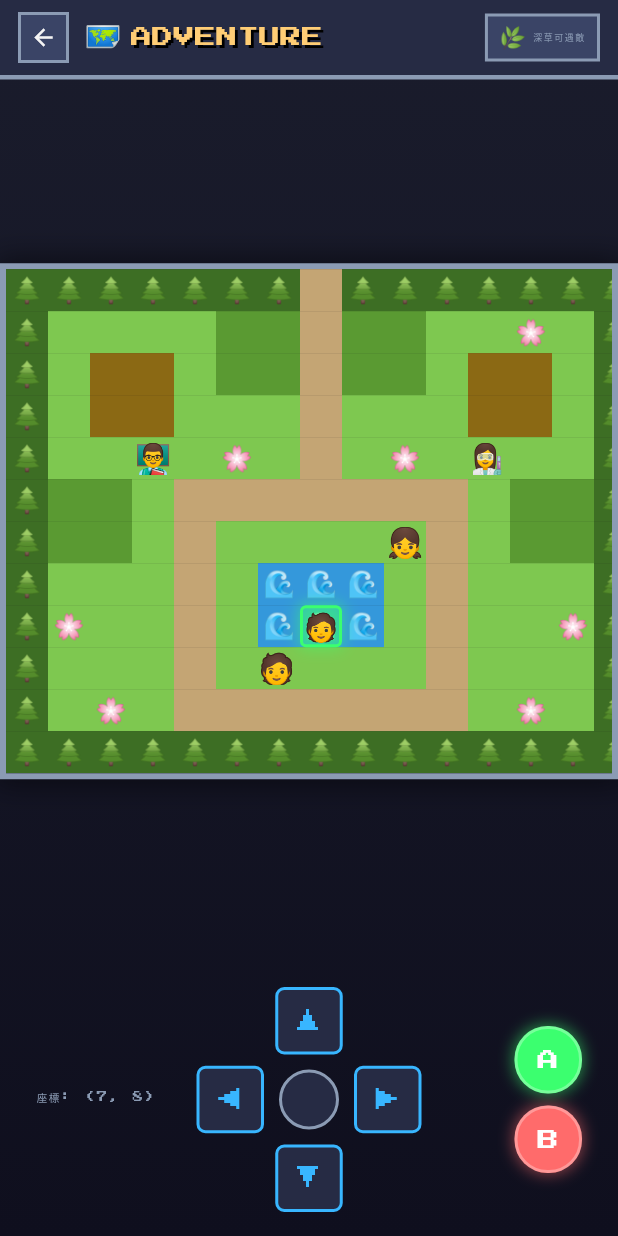
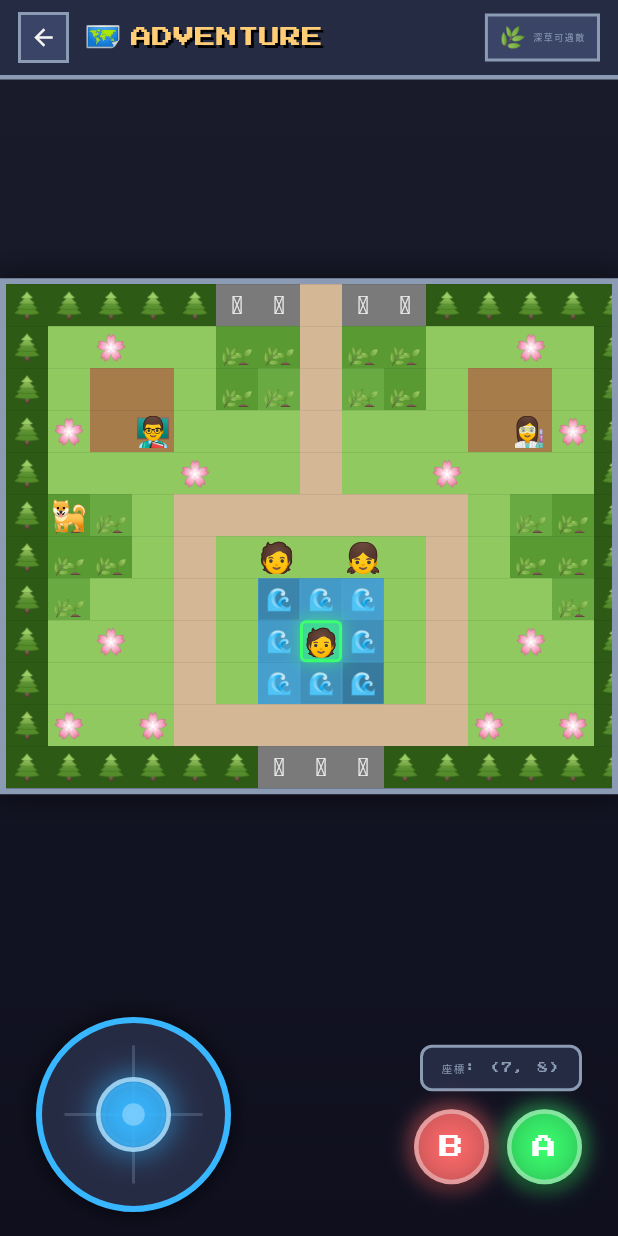
Before and after one commit to pcfat/math-quest, a Flutter app: the AdventureScreen screen opened directly, on a phone screen of 412 x 824 dp. Run offline on Flutter 3.47's test engine with Material 3 defaults, Android fonts, the phone set to English and light mode, and no system bars; our stand-ins replace shared_preferences; accounts and stored records are empty.

Commit message:
🕹️ Replace D-pad with joystick + improve map visuals
Joystick:
- Virtual analog joystick control
- Smooth 360° movement detection
- Dead zone in center
- Glowing knob with visual feedback

Map improvements:
- More tile types (grass variants, stones)
- Water animation (wave effect)
- Tall grass with 🌿🌱 decorations
- More NPCs with dialog hints
- Brighter, more vibrant colors

Controls:
- A/B action buttons
- Coordinate display
- Grass warning indicator

```diff
--- a/lib/screens/adventure_screen.dart
+++ b/lib/screens/adventure_screen.dart
@@ -32,32 +32,34 @@ class _AdventureScreenState extends State<AdventureScreen>
   // 動畫
   late AnimationController _walkController;
   late AnimationController _encounterController;
+  late AnimationController _waterController;
   bool _showEncounter = false;
   bool _isMoving = false;
 
-  // 地圖圖層
-  // 0=草地, 1=深草(可遇敵), 2=花, 3=樹, 4=水, 5=路, 6=建築, 7=門, 8=柵欄
+  // 地圖圖層 (更豐富的地圖)
+  // 0=草地, 1=深草(可遇敵), 2=花, 3=樹, 4=水, 5=路, 6=建築, 7=門, 8=石頭, 9=草叢2
   final List<List<int>> _groundLayer = [
-    [3, 3, 3, 3, 3, 3, 3, 7, 3, 3, 3, 3, 3, 3, 3],
-    [3, 0, 0, 0, 0, 1, 1, 5, 1, 1, 0, 0, 2, 0, 3],
-    [3, 0, 6, 6, 0, 1, 1, 5, 1, 1, 0, 6, 6, 0, 3],
-    [3, 0, 6, 6, 0, 0, 0, 5, 0, 0, 0, 6, 6, 0, 3],
-    [3, 0, 0, 0, 0, 2, 0, 5, 0, 2, 0, 0, 0, 0, 3],
-    [3, 1, 1, 0, 5, 5, 5, 5, 5, 5, 5, 0, 1, 1, 3],
-    [3, 1, 1, 0, 5, 0, 0, 0, 0, 0, 5, 0, 1, 1, 3],
+    [3, 3, 3, 3, 3, 8, 8, 7, 8, 8, 3, 3, 3, 3, 3],
+    [3, 0, 2, 0, 0, 1, 1, 5, 1, 1, 0, 0, 2, 0, 3],
+    [3, 0, 6, 6, 0, 1, 9, 5, 9, 1, 0, 6, 6, 0, 3],
+    [3, 2, 6, 6, 0, 0, 0, 5, 0, 0, 0, 6, 6, 2, 3],
+    [3, 0, 0, 0, 2, 0, 0, 5, 0, 0, 2, 0, 0, 0, 3],
+    [3, 1, 9, 0, 5, 5, 5, 5, 5, 5, 5, 0, 9, 1, 3],
+    [3, 1, 1, 0, 5, 0, 2, 0, 2, 0, 5, 0, 1, 1, 3],
+    [3, 9, 0, 0, 5, 0, 4, 4, 4, 0, 5, 0, 0, 9, 3],
+    [3, 0, 2, 0, 5, 0, 4, 4, 4, 0, 5, 0, 2, 0, 3],
     [3, 0, 0, 0, 5, 0, 4, 4, 4, 0, 5, 0, 0, 0, 3],
-    [3, 2, 0, 0, 5, 0, 4, 4, 4, 0, 5, 0, 0, 2, 3],
-    [3, 0, 0, 0, 5, 0, 0, 0, 0, 0, 5, 0, 0, 0, 3],
-    [3, 0, 2, 0, 5, 5, 5, 5, 5, 5, 5, 0, 2, 0, 3],
-    [3, 3, 3, 3, 3, 3, 3, 3, 3, 3, 3, 3, 3, 3, 3],
+    [3, 2, 0, 2, 5, 5, 5, 5, 5, 5, 5, 2, 0, 2, 3],
+    [3, 3, 3, 3, 3, 3, 8, 8, 8, 3, 3, 3, 3, 3, 3],
   ];
 
   // NPC 位置
   final List<Map<String, dynamic>> _npcs = [
-    {'x': 3, 'y': 4, 'emoji': '👨‍🏫', 'name': '數學老師'},
-    {'x': 11, 'y': 4, 'emoji': '👩‍🔬', 'name': '科學老師'},
-    {'x': 6, 'y': 9, 'emoji': '🧑‍🎓', 'name': '學生'},
-    {'x': 9, 'y': 6, 'emoji': '👧', 'name': '同學'},
+    {'x': 3, 'y': 3, 'emoji': '👨‍🏫', 'name': '數學老師', 'dialog': '努力學習數學吧！'},
+    {'x': 12, 'y': 3, 'emoji': '👩‍🔬', 'name': '科學老師', 'dialog': '科學和數學密不可分！'},
+    {'x': 6, 'y': 6, 'emoji': '🧑‍🎓', 'name': '學生A', 'dialog': '這裡的草叢有怪物！'},
+    {'x': 8, 'y': 6, 'emoji': '👧', 'name': '學生B', 'dialog': '小心深色草叢！'},
+    {'x': 1, 'y': 5, 'emoji': '🐕', 'name': '小狗', 'dialog': '汪汪！'},
   ];
 
   // 怪物列表
@@ -69,27 +71,28 @@ class _AdventureScreenState extends State<AdventureScreen>
     Monster(name: '幾何巨人', emoji: '🗿', minLevel: 5, maxLevel: 10),
   ];
 
-  // Tile 顏色和 emoji
+  // Tile 顏色和 emoji (更豐富)
   final Map<int, Color> _tileColors = {
-    0: const Color(0xFF7ec850), // 草地
+    0: const Color(0xFF90c960), // 草地 (更亮)
     1: const Color(0xFF5a9a32), // 深草
-    2: const Color(0xFF7ec850), // 花 (草地底色)
-    3: const Color(0xFF3d6e24), // 樹
-    4: const Color(0xFF3498db), // 水
-    5: const Color(0xFFc4a574), // 路
-    6: const Color(0xFF8b6914), // 建築
-    7: const Color(0xFFc4a574), // 門
-    8: const Color(0xFF6b4423), // 柵欄
+    2: const Color(0xFF90c960), // 花 (草地底色)
+    3: const Color(0xFF2d5a14), // 樹 (更深)
+    4: const Color(0xFF4aa8d8), // 水 (更亮)
+    5: const Color(0xFFd4b896), // 路 (更亮)
+    6: const Color(0xFFa67c4a), // 建築 (更亮)
+    7: const Color(0xFFd4b896), // 門
+    8: const Color(0xFF7a7a7a), // 石頭
+    9: const Color(0xFF6aaa42), // 草叢2 (中等綠)
   };
 
-  final Map<int, String> _tileEmoji = {
+  final Map<int, String> _tileEmojis = {
     2: '🌸', // 花
     3: '🌲', // 樹
-    4: '🌊', // 水 (動畫用)
+    8: '🪨', // 石頭
   };
 
   // 可通行的 tile
-  final Set<int> _walkableTiles = {0, 1, 2, 5, 7};
+  final Set<int> _walkableTiles = {0, 1, 2, 5, 7, 9};
 
   @override
   void initState() {
@@ -104,6 +107,11 @@ class _AdventureScreenState extends State<AdventureScreen>
       vsync: this,
     );
 
+    _waterController = AnimationController(
+      duration: const Duration(milliseconds: 1000),
+      vsync: this,
+    )..repeat();
+
     _resetEncounterSteps();
   }
 
@@ -111,6 +119,7 @@ class _AdventureScreenState extends State<AdventureScreen>
   void dispose() {
     _walkController.dispose();
     _encounterController.dispose();
+    _waterController.dispose();
     super.dispose();
   }
 
@@ -357,7 +366,54 @@ class _AdventureScreenState extends State<AdventureScreen>
   Widget _buildTile(int x, int y) {
     final tileType = _groundLayer[y][x];
     final color = _tileColors[tileType] ?? Colors.grey;
-    final emoji = _tileEmoji[tileType];
+    final emoji = _tileEmojis[tileType];
+
+    // 水波動畫
+    if (tileType == 4) {
+      return AnimatedBuilder(
+        animation: _waterController,
+        builder: (context, child) {
+          final wave = math.sin(_waterController.value * math.pi * 2 + x + y) * 0.15;
+          return Container(
+            width: _tileSize,
+            height: _tileSize,
+            decoration: BoxDecoration(
+              color: color.withOpacity(0.8 + wave),
+              border: Border.all(color: color.withOpacity(0.5), width: 0.5),
+            ),
+            child: Center(
+              child: Text('🌊', style: TextStyle(fontSize: _tileSize * 0.5)),
+            ),
+          );
+        },
+      );
+    }
+
+    // 深草擺動
+    if (tileType == 1 || tileType == 9) {
+      return Container(
+        width: _tileSize,
+        height: _tileSize,
+        decoration: BoxDecoration(
+          color: color,
+          border: Border.all(color: color.withOpacity(0.7), width: 0.5),
+        ),
+        child: Stack(
+          children: [
+            Positioned(
+              bottom: 0,
+              left: _tileSize * 0.1,
+              child: Text('🌿', style: TextStyle(fontSize: _tileSize * 0.4)),
+            ),
+            Positioned(
+              bottom: 0,
+              right: _tileSize * 0.1,
+              child: Text('🌱', style: TextStyle(fontSize: _tileSize * 0.35)),
+            ),
+          ],
+        ),
+      );
+    }
 
     return Container(
       width: _tileSize,
@@ -424,18 +480,30 @@ class _AdventureScreenState extends State<AdventureScreen>
     return Container(
       padding: const EdgeInsets.symmetric(vertical: 16, horizontal: 24),
       child: Row(
-        mainAxisAlignment: MainAxisAlignment.center,
+        mainAxisAlignment: MainAxisAlignment.spaceBetween,
         children: [
-          // 左邊資訊
-          Expanded(
+          // 搖杆
+          _buildJoystick(),
+
+          // 右邊資訊 + A/B 按鈕
+          Column(
+            crossAxisAlignment: CrossAxisAlignment.end,
+            children: [
+              // 資訊
+              Container(
+                padding: const EdgeInsets.symmetric(horizontal: 12, vertical: 8),
+                decoration: BoxDecoration(
+                  color: PixelTheme.bgMid,
+                  border: Border.all(color: PixelTheme.textDim, width: 2),
+                  borderRadius: BorderRadius.circular(8),
+                ),
                 child: Column(
-              crossAxisAlignment: CrossAxisAlignment.start,
+                  crossAxisAlignment: CrossAxisAlignment.end,
                   children: [
                     Text(
                       '座標: ($_playerX, $_playerY)',
                       style: PixelTheme.pixelText(size: 7, color: PixelTheme.textDim),
                     ),
-                const SizedBox(height: 4),
                     if (_groundLayer[_playerY][_playerX] == 1)
                       Text(
                         '⚠️ 深草區域！',
@@ -444,113 +512,184 @@ class _AdventureScreenState extends State<AdventureScreen>
                   ],
                 ),
               ),
-
-          // D-Pad
-          SizedBox(
-            width: 150,
-            height: 150,
-            child: Stack(
-              alignment: Alignment.center,
+              const SizedBox(height: 12),
+              // A/B 按鈕
+              Row(
                 children: [
-                // 上
-                Positioned(
-                  top: 0,
-                  child: _buildDPadButton('▲', 3),
-                ),
-                // 下
-                Positioned(
-                  bottom: 0,
-                  child: _buildDPadButton('▼', 0),
-                ),
-                // 左
-                Positioned(
-                  left: 0,
-                  child: _buildDPadButton('◀', 1),
-                ),
-                // 右
-                Positioned(
-                  right: 0,
-                  child: _buildDPadButton('▶', 2),
-                ),
-                // 中心
-                Container(
-                  width: 40,
-                  height: 40,
-                  decoration: BoxDecoration(
-                    color: PixelTheme.bgMid,
-                    borderRadius: BorderRadius.circular(20),
-                    border: Border.all(color: PixelTheme.textDim, width: 2),
-                  ),
+                  _buildActionButton('B', PixelTheme.error, () => Navigator.pop(context)),
+                  const SizedBox(width: 12),
+                  _buildActionButton('A', PixelTheme.primary, () {}),
+                ],
               ),
             ],
-            ),
-          ),
-
-          // 右邊 A/B 按鈕
-          Expanded(
-            child: Column(
-              crossAxisAlignment: CrossAxisAlignment.end,
-              children: [
-                _buildActionButton('A', PixelTheme.primary, () {}),
-                const SizedBox(height: 8),
-                _buildActionButton('B', PixelTheme.error, () => Navigator.pop(context)),
-              ],
-            ),
           ),
         ],
       ),
     );
   }
 
-  Widget _buildDPadButton(String label, int direction) {
+  // 搖杆狀態
+  Offset _joystickPosition = Offset.zero;
+  bool _joystickActive = false;
+
+  Widget _buildJoystick() {
+    const double joystickSize = 130;
+    const double knobSize = 50;
+    const double maxDistance = (joystickSize - knobSize) / 2;
+
     return GestureDetector(
-      onTap: () => _move(direction),
-      onLongPress: () async {
-        while (mounted && !_showEncounter) {
-          _move(direction);
-          await Future.delayed(const Duration(milliseconds: 150));
-        }
+      onPanStart: (details) {
+        setState(() => _joystickActive = true);
+      },
+      onPanUpdate: (details) {
+        final RenderBox box = context.findRenderObject() as RenderBox;
+        final center = Offset(joystickSize / 2, joystickSize / 2);
+        final localPosition = details.localPosition - center;
+
+        // 限制在圓形範圍內
+        final distance = localPosition.distance;
+        final clampedDistance = distance.clamp(0.0, maxDistance);
+        final direction = distance > 0 ? localPosition / distance : Offset.zero;
+
+        setState(() {
+          _joystickPosition = direction * clampedDistance;
+        });
+
+        // 根據方向移動
+        _handleJoystickMove();
+      },
+      onPanEnd: (details) {
+        setState(() {
+          _joystickPosition = Offset.zero;
+          _joystickActive = false;
+        });
       },
       child: Container(
-        width: 45,
-        height: 45,
+        width: joystickSize,
+        height: joystickSize,
         decoration: BoxDecoration(
           color: PixelTheme.bgMid,
-          border: Border.all(color: PixelTheme.accent, width: 2),
-          borderRadius: BorderRadius.circular(6),
+          shape: BoxShape.circle,
+          border: Border.all(color: PixelTheme.accent, width: 4),
+          boxShadow: [
+            BoxShadow(
+              color: Colors.black.withOpacity(0.5),
+              blurRadius: 10,
+              spreadRadius: 2,
+            ),
+          ],
+        ),
+        child: Stack(
+          alignment: Alignment.center,
+          children: [
+            // 背景指示線
+            CustomPaint(
+              size: Size(joystickSize, joystickSize),
+              painter: _JoystickBackgroundPainter(),
+            ),
+            // 搖杆頭
+            Transform.translate(
+              offset: _joystickPosition,
+              child: Container(
+                width: knobSize,
+                height: knobSize,
+                decoration: BoxDecoration(
+                  gradient: RadialGradient(
+                    colors: [
+                      PixelTheme.accent,
+                      PixelTheme.accent.withOpacity(0.7),
+                    ],
+                  ),
+                  shape: BoxShape.circle,
+                  border: Border.all(color: Colors.white.withOpacity(0.5), width: 3),
+                  boxShadow: [
+                    BoxShadow(
+                      color: PixelTheme.accent.withOpacity(0.5),
+                      blurRadius: 15,
+                      spreadRadius: 3,
+                    ),
+                  ],
                 ),
                 child: Center(
-          child: Text(
-            label,
-            style: PixelTheme.pixelText(size: 16, color: PixelTheme.accent),
+                  child: Container(
+                    width: 15,
+                    height: 15,
+                    decoration: BoxDecoration(
+                      color: Colors.white.withOpacity(0.3),
+                      shape: BoxShape.circle,
                     ),
                   ),
                 ),
+              ),
+            ),
+          ],
+        ),
+      ),
     );
+  }
+
+  DateTime? _lastMoveTime;
+
+  void _handleJoystickMove() {
+    // 限制移動頻率
+    final now = DateTime.now();
+    if (_lastMoveTime != null &&
+        now.difference(_lastMoveTime!).inMilliseconds < 150) {
+      return;
+    }
+
+    // 計算方向
+    if (_joystickPosition.distance < 15) return; // 死區
+
+    final angle = _joystickPosition.direction;
+    int direction;
+
+    if (angle > -0.785 && angle <= 0.785) {
+      direction = 2; // 右
+    } else if (angle > 0.785 && angle <= 2.356) {
+      direction = 0; // 下
+    } else if (angle > -2.356 && angle <= -0.785) {
+      direction = 3; // 上
+    } else {
+      direction = 1; // 左
+    }
+
+    _move(direction);
+    _lastMoveTime = now;
   }
 
   Widget _buildActionButton(String label, Color color, VoidCallback onTap) {
     return GestureDetector(
       onTap: onTap,
       child: Container(
-        width: 45,
-        height: 45,
+        width: 50,
+        height: 50,
         decoration: BoxDecoration(
-          color: color,
-          borderRadius: BorderRadius.circular(22),
-          border: Border.all(color: Colors.white.withOpacity(0.3), width: 2),
+          gradient: RadialGradient(
+            colors: [
+              color,
+              color.withOpacity(0.7),
+            ],
+          ),
+          borderRadius: BorderRadius.circular(25),
+          border: Border.all(color: Colors.white.withOpacity(0.4), width: 3),
           boxShadow: [
             BoxShadow(
-              color: color.withOpacity(0.5),
-              blurRadius: 8,
-              spreadRadius: 1,
+              color: color.withOpacity(0.6),
+              blurRadius: 12,
+              spreadRadius: 2,
+            ),
+            BoxShadow(
+              color: Colors.black.withOpacity(0.3),
+              blurRadius: 5,
+              offset: const Offset(0, 3),
             ),
           ],
         ),
         child: Center(
           child: Text(
             label,
-            style: PixelTheme.pixelText(size: 14, color: Colors.white),
+            style: PixelTheme.pixelText(size: 16, color: Colors.white),
           ),
         ),
       ),
@@ -597,6 +736,36 @@ class _AdventureScreenState extends State<AdventureScreen>
   }
 }
 
+// 搖杆背景繪製器
+class _JoystickBackgroundPainter extends CustomPainter {
+  @override
+  void paint(Canvas canvas, Size size) {
+    final center = Offset(size.width / 2, size.height / 2);
+    final paint = Paint()
+      ..color = PixelTheme.textDim.withOpacity(0.3)
+      ..strokeWidth = 2
+      ..style = PaintingStyle.stroke;
+
+    // 畫十字線
+    canvas.drawLine(
+      Offset(center.dx, 15),
+      Offset(center.dx, size.height - 15),
+      paint,
+    );
+    canvas.drawLine(
+      Offset(15, center.dy),
+      Offset(size.width - 15, center.dy),
+      paint,
+    );
+
+    // 畫內圈
+    canvas.drawCircle(center, 20, paint);
+  }
+
+  @override
+  bool shouldRepaint(covariant CustomPainter oldDelegate) => false;
+}
+
 class Monster {
   final String name;
   final String emoji;
```
Lines whose indentation alone changed are shown as unchanged.
